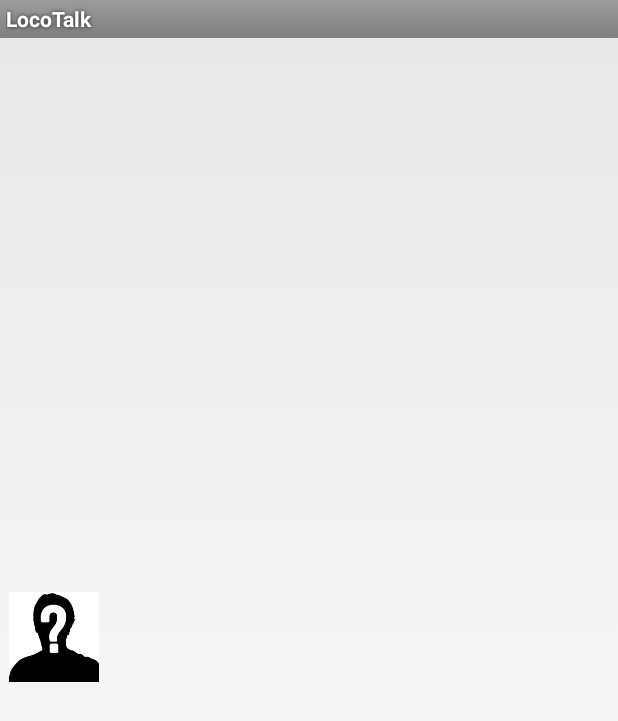
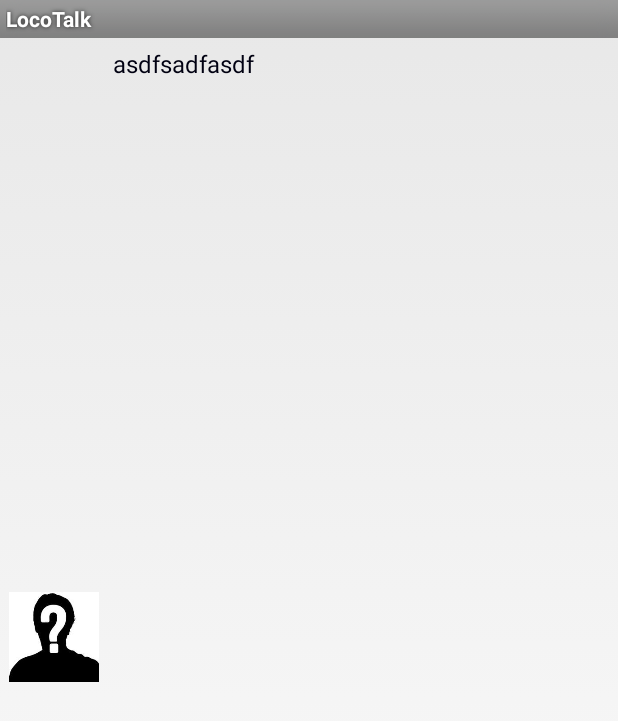
Before and after one commit to nir-jackson/LocoTalk, an Android app: the layout chat_item.xml on its own in the app's theme, with its tools: preview values and no code run, on a phone screen of 412 x 824 dp. Shown: the top 721 px of the screen. Run offline under Robolectric (Android 15) with nearby library versions, the phone set to English and light mode, and no system bars.

Commit message:
Updates to chat view

```diff
--- a/src/main/java/il/co/nolife/locotalk/EventOrForumActivity.java
+++ b/src/main/java/il/co/nolife/locotalk/EventOrForumActivity.java
@@ -298,9 +298,7 @@ public class EventOrForumActivity extends Activity {
     }
 
     public static void Reset() {
-
         participants = new ArrayList<>();
-
     }
 
 }
--- a/src/main/res/layout/chat_item.xml
+++ b/src/main/res/layout/chat_item.xml
@@ -18,11 +18,11 @@
         android:id="@+id/chatItemContent"
         android:layout_width="fill_parent"
         android:layout_height="wrap_content"
-        android:ellipsize="marquee"
-        android:text=""
+        android:text="asdfsadfasdf"
         android:textSize="16sp"
         android:layout_alignParentEnd="true"
         android:layout_marginStart="69dp"
-        android:textColor="#001" />
+        android:textColor="#001"
+        android:backgroundTintMode="add"/>
 
 </RelativeLayout>
```
Also changed, not shown: src/main/java/il/co/nolife/locotalk/ViewClasses/ChatListAdapter.java (+8 -3 lines).
